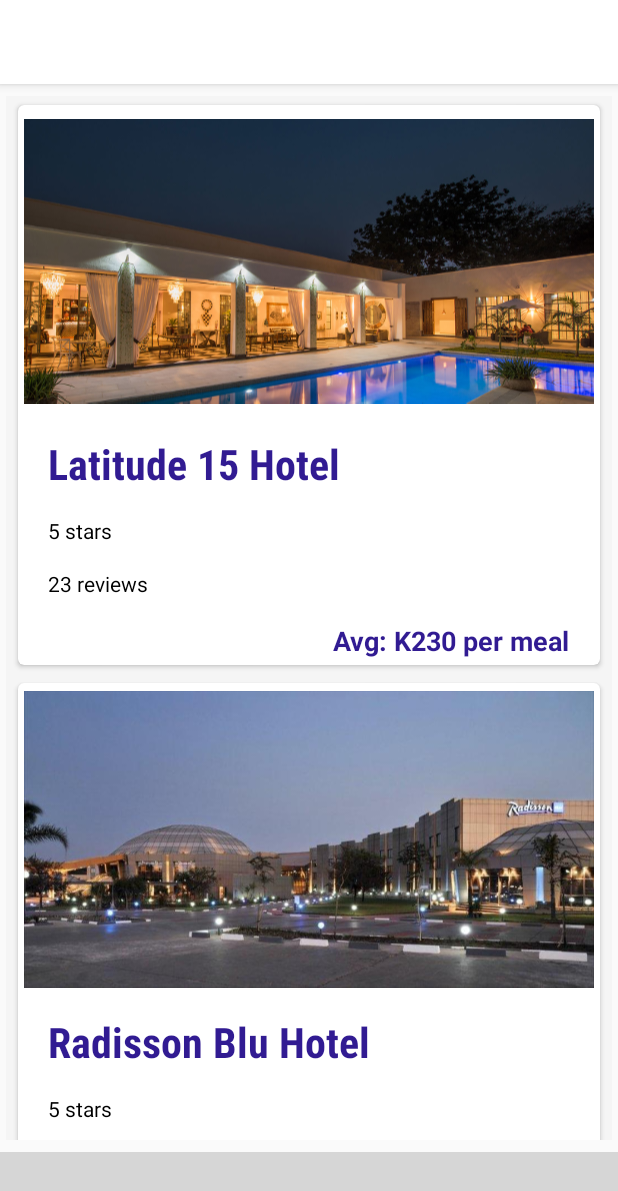
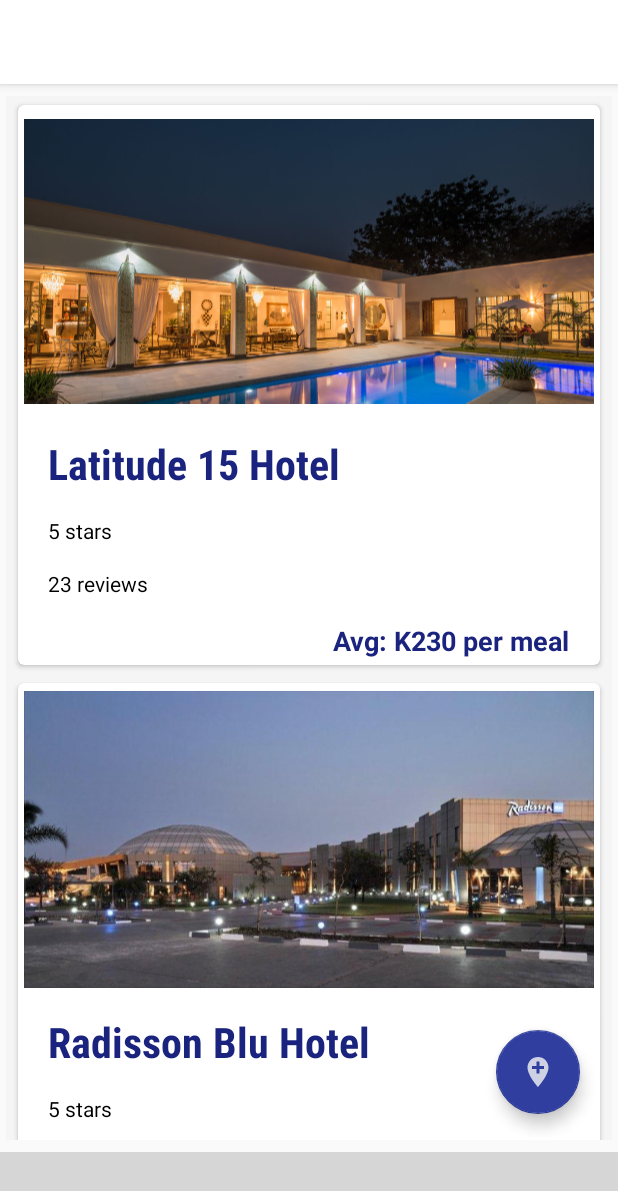
Before and after one commit to masidagondwe/Trendy-v1, an Android app: the HomeFragment screen opened directly, with no data from a screen before it, on a phone screen of 412 x 824 dp. Shown: the top 1191 px of the screen. Run offline under Robolectric (Android 15) with nearby library versions, the phone set to English and light mode, and no system bars; libraries missing offline, so code that uses them is left out: com.ittianyu.bottomnavigationviewex; plain views replace BottomNavigationViewEx; pictures from the network do not load; 3 statements that could not run were skipped; grey boxes are pictures that could not be loaded.

Commit message:
updated fragment classes

```diff
--- a/app/src/main/AndroidManifest.xml
+++ b/app/src/main/AndroidManifest.xml
@@ -13,7 +13,7 @@
         android:supportsRtl="true"
         android:theme="@style/AppTheme"
         tools:ignore="GoogleAppIndexingWarning">
-        <activity android:name=".DealActivity"></activity>
+        <activity android:name=".DealActivity" />
         <activity android:name=".MainActivity" />
         <activity android:name=".RegisterActivity" />
         <activity android:name=".LoginActivity">
--- a/app/src/main/java/com/temwa/tech/trendy/MainActivity.java
+++ b/app/src/main/java/com/temwa/tech/trendy/MainActivity.java
@@ -108,6 +108,7 @@ public class MainActivity extends AppCompatActivity implements IMainActivity, Bo
 
     private void initBottomNavigationView() {
         Log.d(TAG, "initBottomNavigationView: initializing bottom navigation view.");
+
         mBottomNavigationViewEx.enableAnimation(false);
         mBottomNavigationViewEx.setOnNavigationItemSelectedListener(this);
     }
--- a/app/src/main/res/drawable-anydpi/ic_add_location.xml
+++ b/app/src/main/res/drawable-anydpi/ic_add_location.xml
@@ -3,7 +3,7 @@
     android:height="24dp"
     android:viewportWidth="24"
     android:viewportHeight="24"
-    android:tint="#055436"
+    android:tint="#f5f5f5"
     android:alpha="0.8">
     <path
         android:fillColor="#FF000000"
--- a/app/src/main/res/layout/fragment_home.xml
+++ b/app/src/main/res/layout/fragment_home.xml
@@ -48,8 +48,19 @@
             android:layout_below="@+id/home_app_bar">
 
         </androidx.recyclerview.widget.RecyclerView>
-<!--
-    </RelativeLayout>-->
+
+        <com.google.android.material.floatingactionbutton.FloatingActionButton
+            android:id="@+id/home_fab"
+            android:layout_width="wrap_content"
+            android:layout_height="wrap_content"
+            android:layout_alignParentEnd="true"
+            android:layout_alignParentBottom="true"
+            android:layout_gravity="bottom|end"
+            android:layout_marginEnd="25dp"
+            android:layout_marginBottom="25dp"
+            app:srcCompat="@drawable/ic_add_location" />
+        <!--
+            </RelativeLayout>-->
 
 
     </RelativeLayout>
--- a/app/src/main/res/values/colors.xml
+++ b/app/src/main/res/values/colors.xml
@@ -1,8 +1,8 @@
 <?xml version="1.0" encoding="utf-8"?>
 <resources>
-    <color name="colorPrimary">#673ab7</color>
-    <color name="colorPrimaryDark">#311b92</color>
-    <color name="colorAccent">#b39ddb</color>
+    <color name="colorPrimary">#3949ab</color>
+    <color name="colorPrimaryDark">#1a237e</color>
+    <color name="colorAccent">#303f9f</color>
     <color name="Black">#000</color>
     <color name="blue4">#42A5F3</color>
     <color name="blue3">#1E88E5</color>
--- a/app/src/main/res/values/dimens.xml
+++ b/app/src/main/res/values/dimens.xml
@@ -6,4 +6,5 @@
     <dimen name="txt_margin_large">24dp</dimen>
     <dimen name="title_large">24sp</dimen>
     <dimen name="text_price">18sp</dimen>
+    <dimen name="fab_margin">16dp</dimen>
 </resources>
--- a/app/src/main/res/values/strings.xml
+++ b/app/src/main/res/values/strings.xml
@@ -38,6 +38,7 @@
 
 
     <string name="hello_blank_fragment">Hello blank fragment</string>
+    <string name="title_activity_test">TestActivity</string>
 
 
 </resources>
```
Also changed, not shown: app/src/main/res/layout/activity_login.xml (+8 -2 lines), app/src/main/res/values/styles.xml (+9 -0 lines), app/src/main/res/drawable/trendy_icon_logo.png (added).
